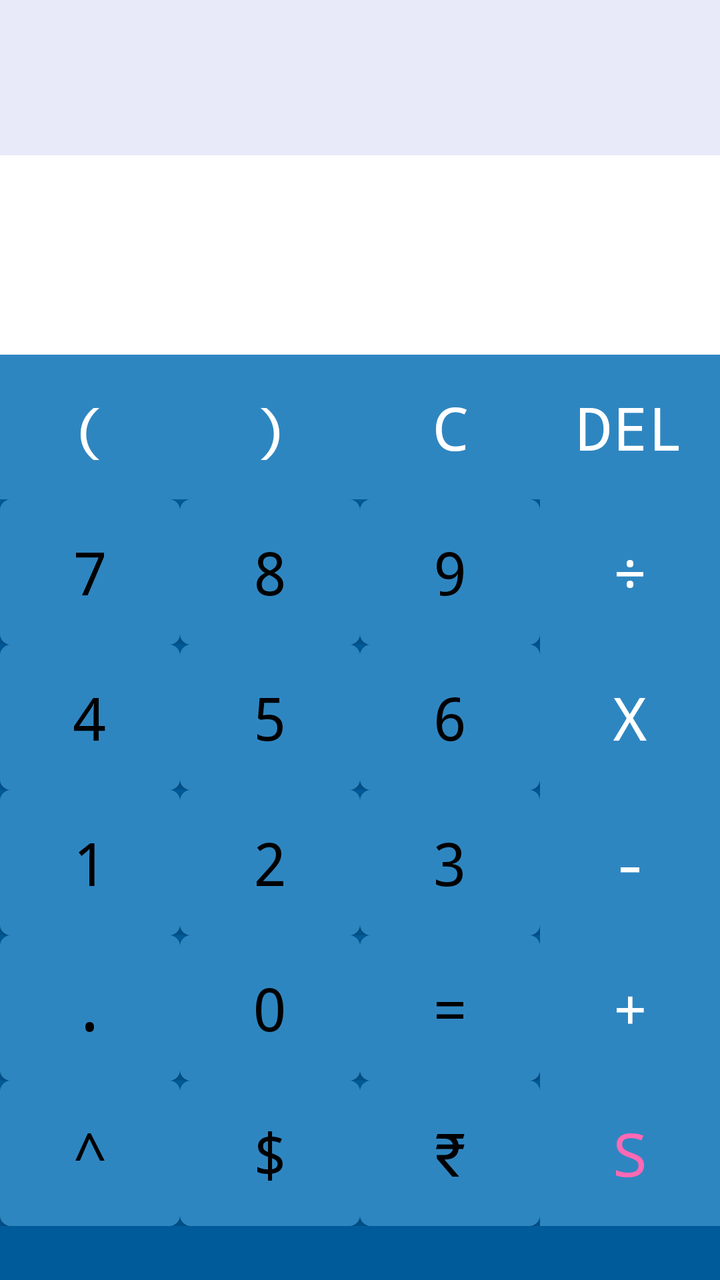
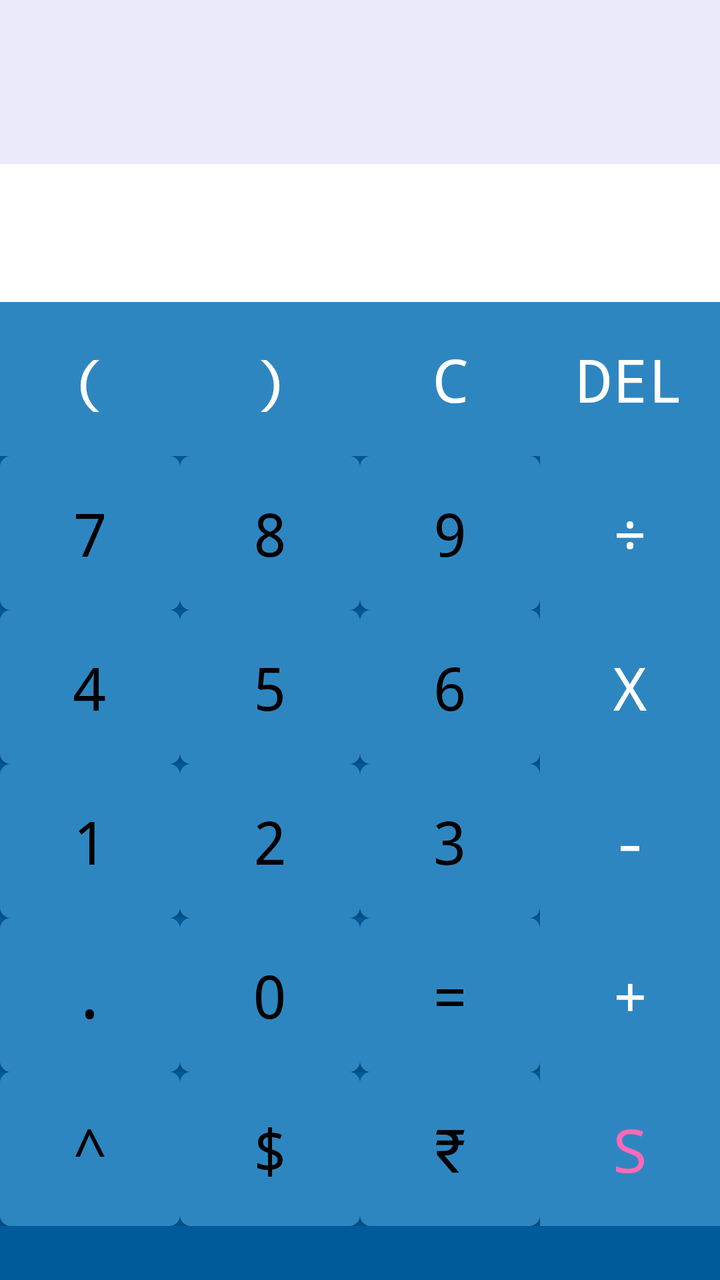

The first picture is an Android layout as it rendered before a commit; the second is the same layout after the commit. The layout source and the unified diff follow.
<!-- AndroidManifest.xml: application theme AppTheme -->
<!-- res/layout/activity_main.xml -->
<TableLayout xmlns:android="http://schemas.android.com/apk/res/android"
      android:id="@+id/rootLayout"
    android:layout_width="fill_parent"
    android:layout_height="fill_parent"
    xmlns:ads="http://schemas.android.com/apk/res-auto"
    android:shrinkColumns="*"
    android:stretchColumns="*"
    android:background="@color/colorPrimaryDark"
    android:weightSum="160">

    

    
    <TableRow
        android:layout_width="fill_parent"
        android:layout_height="wrap_content"
        android:gravity="center_horizontal"
        android:layout_weight="20"
        >

    <TextView
        android:id="@+id/infoTextView"
        android:layout_width="fill_parent"
        android:layout_height="match_parent"
        android:background="@color/TextViewBg"
        android:layout_span="4"
        android:textColor="#000000"
        android:maxLines="5"
        android:textSize="40sp"
        />
    </TableRow>

    

        <TableRow
            android:layout_width="fill_parent"
            android:layout_height="wrap_content"
            android:gravity="center_horizontal"
            android:layout_weight="20">
    <EditText
        android:id="@+id/edt1"
        android:layout_width="fill_parent"
        android:layout_height="match_parent"
        android:background="@color/EditTextBg"
        android:enabled="false"
        android:gravity="bottom"
        android:layout_span="4"
        android:lines="2"
        android:maxLines="2"
        android:textColor="#000000"
        android:textSize="30sp" />
    </TableRow>



    
    <TableRow
        android:layout_width="fill_parent"
        android:layout_height="wrap_content"
        android:gravity="center_horizontal"
        android:layout_weight="20">



        <Button
            android:id="@+id/buttonLBracket"
            android:layout_width="wrap_content"
            android:layout_height="fill_parent"
            android:text="@string/_buttonLBracket"
            android:textSize="30sp"
            android:background="@color/OperatorsBG"
            android:textColor="@color/OperatorsFG"
            android:layout_span="1"
            android:typeface="monospace"

            />

        <Button
            android:id="@+id/buttonRBracket"
            android:layout_width="wrap_content"
            android:layout_height="fill_parent"
            android:text="@string/_buttonRBracket"
            android:textSize="30sp"
            android:background="@color/OperatorsBG"
            android:textColor="@color/OperatorsFG"
            android:layout_span="1"
            android:typeface="monospace"/>

        <Button
            android:id="@+id/buttonC"
            android:layout_width="wrap_content"
            android:layout_height="fill_parent"
            android:text="@string/_C"
            android:textSize="30sp"
            android:background="@color/OperatorsBG"
            android:textColor="@color/OperatorsFG"
            android:layout_span="1"
            android:typeface="monospace"

            />


        <Button
            android:id="@+id/buttondel"
            android:layout_width="wrap_content"
            android:layout_height="fill_parent"
            android:text="@string/_del"
            android:textSize="30sp"
            android:background="@color/OperatorsBG"
            android:textColor="@color/OperatorsFG"
            android:layout_span="1"
            android:typeface="monospace"
            />

    </TableRow>


    
    <TableRow
        android:layout_width="fill_parent"
        android:layout_height="wrap_content"
        android:gravity="center_horizontal"
        android:layout_weight="20"
        >

        <Button
            android:id="@+id/button7"
            android:layout_width="wrap_content"
            android:layout_height="fill_parent"
            android:text="@string/_7"
            android:textSize="30sp"
            android:background="@drawable/button_s"
            android:textColor="@drawable/button_text_colour"
            android:layout_span="1"
            android:typeface="monospace"

            />

        <Button
            android:id="@+id/button8"
            android:layout_width="wrap_content"
            android:layout_height="fill_parent"
            android:text="@string/_8"
            android:textSize="30sp"
            android:background="@drawable/button_s"
            android:textColor="@drawable/button_text_colour"
            android:layout_span="1"
            android:typeface="monospace"
           />

        <Button
            android:id="@+id/button9"
            android:layout_width="wrap_content"
            android:layout_height="fill_parent"
            android:text="@string/_9"
            android:textSize="30sp"
            android:background="@drawable/button_s"
            android:textColor="@drawable/button_text_colour"
            android:layout_span="1"
            android:typeface="monospace"
            />


        <Button
            android:id="@+id/buttondiv"
            android:layout_width="wrap_content"
            android:layout_height="fill_parent"
            android:text="@string/_div"
            android:textSize="30sp"
            android:background="@color/OperatorsBG"
            android:textColor="@color/OperatorsFG"
            android:layout_span="1"
            android:typeface="monospace"/>


    </TableRow>


    
    <TableRow
        android:layout_width="fill_parent"
        android:layout_height="wrap_content"
        android:gravity="center_horizontal"
        android:layout_weight="20">

        <Button
            android:id="@+id/button4"
            android:layout_width="wrap_content"
            android:layout_height="fill_parent"
            android:text="@string/_4"
            android:textSize="30sp"
            android:background="@drawable/button_s"
            android:textColor="@drawable/button_text_colour"
            android:layout_span="1"
            android:typeface="monospace"
/>

        <Button
            android:id="@+id/button5"
            android:layout_width="wrap_content"
            android:layout_height="fill_parent"
            android:text="@string/_5"
            android:textSize="30sp"
            android:background="@drawable/button_s"
            android:textColor="@drawable/button_text_colour"
            android:layout_span="1"
            android:typeface="monospace"
   />

        <Button
            android:id="@+id/button6"
            android:layout_width="wrap_content"
            android:layout_height="fill_parent"
            android:text="@string/_6"
            android:textSize="30sp"
            android:background="@drawable/button_s"
            android:textColor="@drawable/button_text_colour"
            android:layout_span="1"
            android:typeface="monospace"
/>


        <Button
            android:id="@+id/buttonmul"
            android:layout_width="wrap_content"
            android:layout_height="fill_parent"
            android:text="@string/_mul"
            android:textSize="30sp"
            android:background="@color/OperatorsBG"
            android:textColor="@color/OperatorsFG"
            android:layout_span="1"
            android:typeface="monospace"/>



    </TableRow>


    
    <TableRow
        android:layout_width="fill_parent"
        android:layout_height="wrap_content"
        android:gravity="center_horizontal"
        android:layout_weight="20">


        <Button
            android:id="@+id/button1"
            android:layout_width="wrap_content"
            android:layout_height="fill_parent"
            android:text="@string/_1"
            android:textSize="30sp"
            android:background="@drawable/button_s"
            android:textColor="@drawable/button_text_colour"
            android:layout_span="1"
            android:typeface="monospace"
/>

        <Button
            android:id="@+id/button2"
            android:layout_width="wrap_content"
            android:layout_height="fill_parent"
            android:text="@string/_2"
            android:textSize="30sp"
            android:background="@drawable/button_s"
            android:textColor="@drawable/button_text_colour"
            android:layout_span="1"
            android:typeface="monospace"
/>

        <Button
            android:id="@+id/button3"
            android:layout_width="wrap_content"
            android:layout_height="fill_parent"
            android:text="@string/_3"
            android:textSize="30sp"
            android:background="@drawable/button_s"
            android:textColor="@drawable/button_text_colour"
            android:layout_span="1"
            android:typeface="monospace"
/>

        <Button
            android:id="@+id/buttonsub"
            android:layout_width="wrap_content"
            android:layout_height="fill_parent"
            android:text="@string/_sub"
            android:textSize="30sp"
            android:background="@color/OperatorsBG"
            android:textColor="@color/OperatorsFG"
            android:layout_span="1"
            android:typeface="monospace"
            />


    </TableRow>


    
    <TableRow
        android:layout_width="fill_parent"
        android:layout_height="wrap_content"
        android:gravity="center_horizontal"
        android:layout_weight="20">


        <Button
            android:id="@+id/button10"
            android:layout_width="wrap_content"
            android:layout_height="fill_parent"
            android:text="@string/_dot"
            android:textSize="30sp"
            android:background="@drawable/button_s"
            android:textColor="@drawable/button_text_colour"
            android:layout_span="1"
            android:typeface="monospace"
/>

        <Button
            android:id="@+id/button0"
            android:layout_width="wrap_content"
            android:layout_height="fill_parent"
            android:text="@string/_0"
            android:textSize="30sp"
            android:background="@drawable/button_s"
            android:textColor="@drawable/button_text_colour"
            android:layout_span="1"
            android:typeface="monospace"
/>



        <Button
            android:id="@+id/buttoneql"
            android:layout_width="wrap_content"
            android:layout_height="fill_parent"
            android:text="@string/_equal"
            android:textSize="30sp"
            android:background="@drawable/button_s"
            android:textColor="@drawable/button_text_colour"
            android:layout_span="1"
            android:typeface="monospace"
/>
        <Button
            android:id="@+id/buttonadd"
            android:layout_width="wrap_content"
            android:layout_height="fill_parent"
            android:text="@string/_add"
            android:textSize="30sp"
            android:background="@color/OperatorsBG"
            android:textColor="@color/OperatorsFG"
            android:layout_span="1"
            android:typeface="monospace"/>


    </TableRow>




    
    <TableRow
        android:layout_width="fill_parent"
        android:layout_height="wrap_content"
        android:gravity="center_horizontal"
        android:layout_weight="20">




        <Button
            android:id="@+id/buttonof"
            android:layout_width="wrap_content"
            android:layout_height="fill_parent"
            android:text="@string/_off"
            android:textSize="30sp"
            android:background="@drawable/button_s"
            android:textColor="@drawable/button_text_colour"
            android:layout_span="1"
            android:typeface="monospace"
            />



        <Button
            android:id="@+id/buttoninterad"
            android:layout_width="wrap_content"
            android:layout_height="fill_parent"
            android:text="@string/_Inter"
            android:textSize="30sp"
            android:background="@drawable/button_s"
            android:textColor="@drawable/button_text_colour"
            android:layout_span="1"
            android:typeface="monospace"
            />
        <Button
            android:id="@+id/buttonvedioad"
            android:layout_width="wrap_content"
            android:layout_height="fill_parent"
            android:text="@string/_Vedio"
            android:textSize="30sp"
            android:background="@drawable/button_s"
            android:textColor="@drawable/button_text_colour"
            android:layout_span="1"
            android:typeface="monospace"/>

        <Button
            android:id="@+id/buttonskin"
            android:layout_width="wrap_content"
            android:layout_height="fill_parent"
            android:text="@string/_Skins"
            android:textSize="30sp"
            android:background="@color/OperatorsBG"
            android:textColor="@color/pink"
            android:layout_span="1"
            android:typeface="monospace"
            />


    </TableRow>

    
    <TableRow
        android:layout_width="fill_parent"
        android:layout_height="wrap_content"
        android:gravity="center_horizontal"
        android:layout_weight="20">

        <TextView
            android:id="@+id/textViewLink"
            android:layout_width="match_parent"
            android:layout_height="wrap_content"
            android:layout_span="4"
            android:background="@color/colorPrimaryDark"
            android:textSize="20sp"
            android:textColor="@color/LinkColour"
            android:gravity="center_horizontal"/>

    </TableRow>
    


</TableLayout>
<!-- resources referenced by this layout -->
<resources>
  <color name="EditTextBg">#FFFFFF</color>
  <color name="LinkColour">#000000</color>
  <color name="OperatorsBG"> #2e86c1 </color>
  <color name="OperatorsFG">#FFFFFF</color>
  <color name="TextViewBg">#E8EAFA</color>
  <color name="colorPrimaryDark">#005B9A</color>
  <color name="pink">#FF69B4</color>
  <!-- drawable button_s (drawable) -->
  <?xml version="1.0" encoding="utf-8"?>
  <shape xmlns:android="http://schemas.android.com/apk/res/android"
      android:shape="rectangle">
  
      <gradient
          android:startColor="@color/ButtonColor"
          android:centerColor="@color/ButtonColor"
          android:endColor="@color/ButtonColor"
          android:angle="270" />
      <corners android:radius="5dp" />
      <stroke android:width="2px" android:color="@color/ButtonColor" />
  </shape>
  <!-- drawable button_text_colour (drawable) -->
  <selector xmlns:android="http://schemas.android.com/apk/res/android">
  
      
      <item android:state_focused="true"
          android:state_pressed="false"
          android:color="#000000" />
  
      
      <item android:state_focused="true"
          android:state_pressed="true"
          android:color="#000000" />
  
      
      <item android:state_focused="false"
          android:state_pressed="true"
          android:color="#000000" />
  
      
      <item android:color="#000000" />
  
  </selector>
  <string name="_0">0</string>
  <string name="_1">1</string>
  <string name="_2">2</string>
  <string name="_3">3</string>
  <string name="_4">4</string>
  <string name="_5">5</string>
  <string name="_6">6</string>
  <string name="_7">7</string>
  <string name="_8">8</string>
  <string name="_9">9</string>
  <string name="_C">C</string>
  <string name="_Inter">$</string>
  <string name="_Skins">S</string>
  <string name="_Vedio">\u20B9</string>
  <string name="_add">+</string>
  <string name="_buttonLBracket">(</string>
  <string name="_buttonRBracket">)</string>
  <string name="_del">\Del</string>
  <string name="_div">\u00F7</string>
  <string name="_dot">.</string>
  <string name="_equal">=</string>
  <string name="_mul">x</string>
  <string name="_off">^</string>
  <string name="_sub">-</string>
  <style name="AppTheme" parent="Theme.AppCompat.Light.DarkActionBar">
          
          <item name="colorPrimary">@color/colorPrimary</item>
          <item name="colorPrimaryDark">@color/colorPrimaryDark</item>
          <item name="colorAccent">@color/colorAccent</item>
      </style>
  <color name="ButtonColor">#2e86c1</color>
  <color name="colorPrimary">#005B9A</color>
  <color name="colorAccent">#000000</color>
</resources>

<!-- the commit's change to res/layout/activity_main.xml (unified diff, before → after) -->
@@ -1,11 +1,12 @@
 <TableLayout xmlns:android="http://schemas.android.com/apk/res/android"
-      android:id="@+id/rootLayout"
+    android:id="@+id/rootLayout"
     android:layout_width="fill_parent"
     android:layout_height="fill_parent"
     xmlns:ads="http://schemas.android.com/apk/res-auto"
     android:shrinkColumns="*"
     android:stretchColumns="*"
     android:background="@color/colorPrimaryDark"
+    android:fitsSystemWindows="true"
     android:weightSum="160">
 
     
@@ -43,6 +44,10 @@
         android:layout_height="match_parent"
         android:background="@color/EditTextBg"
         android:enabled="false"
+        android:focusable="false"
+        android:focusableInTouchMode="false"
+        android:importantForAutofill="no"
+        android:inputType="textNoSuggestions"
         android:gravity="bottom"
         android:layout_span="4"
         android:lines="2"
